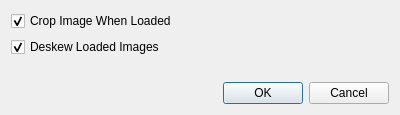
Above: trunk/src/advancedconfigdialog.ui from sibskull/yagf before the change. Below: the same form after it.
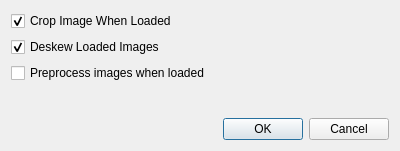
That is the form after the change.

What changed in the file:
```diff
--- a/trunk/src/advancedconfigdialog.ui
+++ b/trunk/src/advancedconfigdialog.ui
@@ -7,7 +7,7 @@
     <x>0</x>
     <y>0</y>
     <width>400</width>
-    <height>115</height>
+    <height>151</height>
    </rect>
   </property>
   <property name="windowTitle">
@@ -36,6 +36,13 @@
        </property>
       </widget>
      </item>
+     <item>
+      <widget class="QCheckBox" name="checkBox_3">
+       <property name="text">
+        <string>Preprocess images when loaded</string>
+       </property>
+      </widget>
+     </item>
      <item>
       <spacer name="verticalSpacer">
        <property name="orientation">
```
